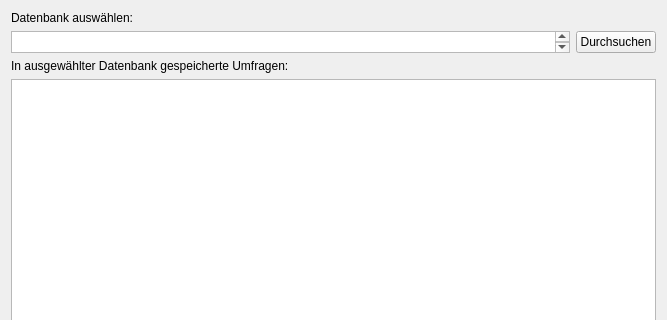
Qt form windows/dbwindow.ui (farrutapps/AFZApp) before a commit; both pictures show x 0 to 667 and y 0 to 320 of the 667 by 542 pixel window.
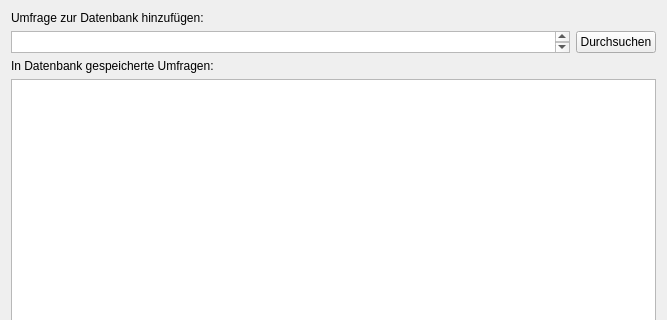
The same form after that commit.

The edit to the form file:
```diff
--- a/windows/dbwindow.ui
+++ b/windows/dbwindow.ui
@@ -19,7 +19,7 @@
      <item row="0" column="0">
       <widget class="QLabel" name="label_3">
        <property name="text">
-        <string>Datenbank auswählen:</string>
+        <string>Umfrage zur Datenbank hinzufügen:</string>
        </property>
       </widget>
      </item>
@@ -53,7 +53,7 @@
      <item row="2" column="0" colspan="2">
       <widget class="QLabel" name="label_2">
        <property name="text">
-        <string>In ausgewählter Datenbank gespeicherte Umfragen:</string>
+        <string>In Datenbank gespeicherte Umfragen:</string>
        </property>
       </widget>
      </item>
```
Left out of the diff: 4 changed lines with no effect on the pictures.
